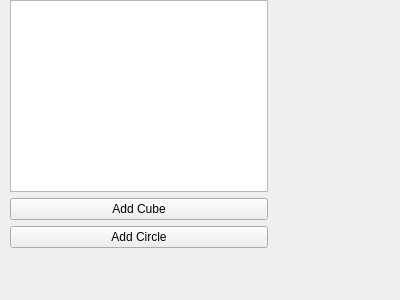
Before: the Qt Designer form AdvancedGraphics/hierarchy.ui in Trodek/Advanced-Graphics-Subject, drawn with Qt 5.
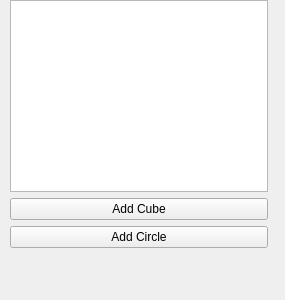
After: the same form once the commit is applied.

Patch:
```diff
--- a/AdvancedGraphics/hierarchy.ui
+++ b/AdvancedGraphics/hierarchy.ui
@@ -6,14 +6,14 @@
    <rect>
     <x>0</x>
     <y>0</y>
-    <width>400</width>
+    <width>285</width>
     <height>300</height>
    </rect>
   </property>
   <property name="windowTitle">
    <string>Form</string>
   </property>
-  <widget class="QWidget" name="">
+  <widget class="QWidget" name="layoutWidget">
    <property name="geometry">
     <rect>
      <x>10</x>
```
